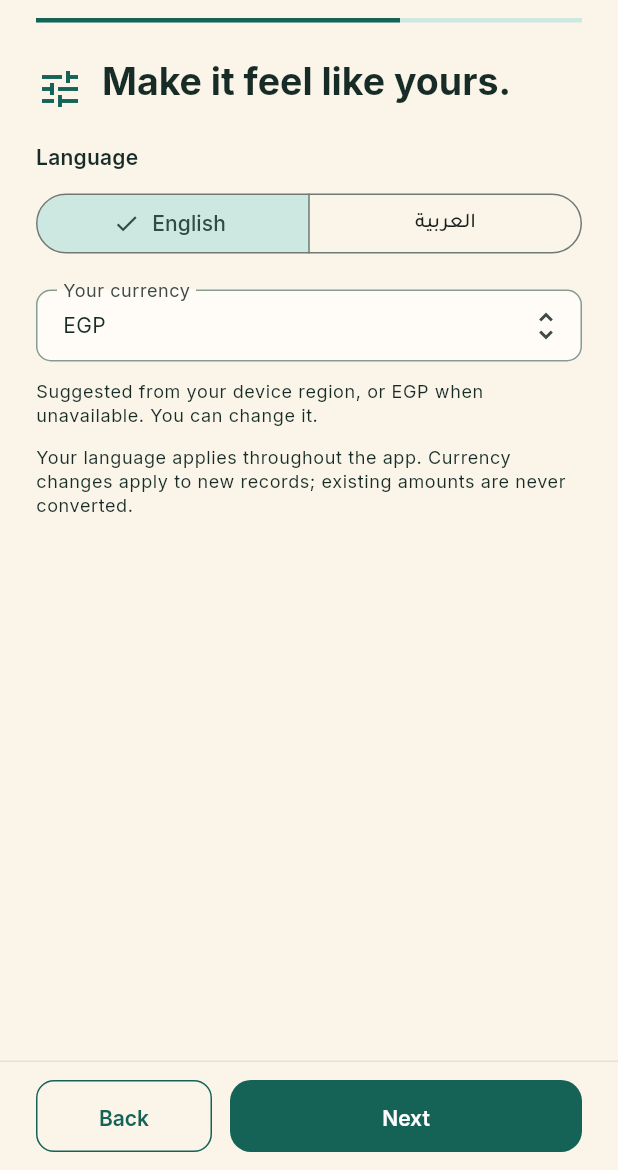
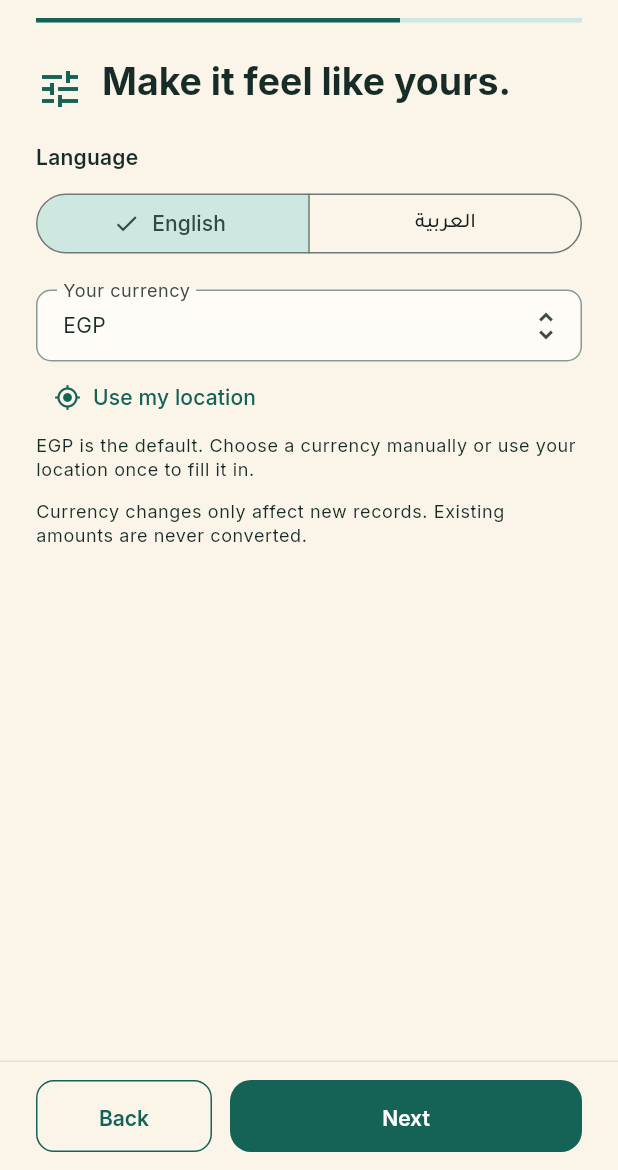
Before and after one commit to ebnramadan/ZakatApp, a Flutter app: the OnboardingScreen screen opened directly, after a tap on "Next", on a phone screen of 412 x 824 dp, the part 66-1236 px from its top. Run offline on Flutter 3.47's test engine with Material 3 defaults, Android fonts, the phone set to English and light mode, and no system bars; our stand-ins replace cached_network_image, cloud_firestore, firebase_auth, firebase_core, google_sign_in, hijri and 2 more; missing offline and left inert: dart:html, dart:js_util; accounts and stored records are empty.

Commit message:
Fix selected-month giving, explicit EGP/location defaults and startup updates

```diff
--- a/lib/core/localization/arabic.dart
+++ b/lib/core/localization/arabic.dart
@@ -846,5 +846,13 @@ const Map<String, String> arabic = {
   "Tests this device only. Enable reminders below for automatic notifications.":
       "ده اختبار للجهاز بس. فعّل التذكيرات تحت عشان الإشعارات التلقائية.",
   "Test notification requested. Check Notification Centre if no banner appears.":
-      "طلبنا عرض الإشعار التجريبي. لو مش ظاهر، بص في مركز الإشعارات."
+      "طلبنا عرض الإشعار التجريبي. لو مش ظاهر، بص في مركز الإشعارات.",
+  "Use my location": "استخدم موقعي",
+  "Finding your currency…": "بنحدّد العملة…",
+  "EGP is the default. Choose a currency manually or use your location once to fill it in.":
+      "العملة الافتراضية EGP. تقدر تغيّرها بنفسك، أو تستخدم موقعك مرة واحدة لتحديدها.",
+  "Location was not available. Your currency has not changed; you can choose it manually.":
+      "الموقع مش متاح. ما غيّرناش عملتك؛ تقدر تختارها بنفسك.",
+  "Currency changes only affect new records. Existing amounts are never converted.":
+      "تغيير العملة للسجلات الجديدة بس. المبالغ القديمة مش بتتحوّل."
 };
--- /dev/null
+++ b/lib/core/platform/location_stub.dart
@@ -0,0 +1,2 @@
+Future<({double latitude, double longitude})> requestLocation() async =>
+    throw UnsupportedError('Location is unavailable in this browser.');
--- a/lib/core/platform/push_platform_web.dart
+++ b/lib/core/platform/push_platform_web.dart
@@ -4,6 +4,7 @@ import 'dart:convert';
 import 'dart:html' as html;
 import 'dart:js_util' as js;
 import 'dart:typed_data';
+import 'push_subscription.dart';
 
 const _scope = '/push-scope/';
 String get pushSupport {
@@ -64,7 +65,7 @@ Future<Map<String, dynamic>?> currentPushSubscription() async {
   final sub = await js
       .promiseToFuture<Object?>(js.callMethod(manager, 'getSubscription', []));
   if (sub == null) return null;
-  return Map<String, dynamic>.from(
+  return normalizePushSubscription(
       js.dartify(js.callMethod(sub, 'toJSON', [])) as Map);
 }
 
@@ -97,7 +98,7 @@ Future<Map<String, dynamic>> subscribePush(String key) async {
     'applicationServerKey':
         Uint8List.fromList(base64Url.decode(base64Url.normalize(key))),
   });
-  return Map<String, dynamic>.from(
+  return normalizePushSubscription(
       js.dartify(js.callMethod(subscription, 'toJSON', [])) as Map);
 }
 
--- a/lib/core/providers/auth_provider.dart
+++ b/lib/core/providers/auth_provider.dart
@@ -4,7 +4,6 @@ import 'package:uuid/uuid.dart';
 import 'package:flutter/foundation.dart';
 import 'package:firebase_auth/firebase_auth.dart';
 import '../models/user_profile.dart';
-import '../platform/device_currency.dart';
 import '../services/push_service.dart';
 import '../services/auth_service.dart';
 import '../services/firestore_service.dart';
@@ -112,7 +111,7 @@ class AuthProvider extends ChangeNotifier {
         displayName: user.displayName ?? user.email?.split('@').first ?? 'User',
         email: user.email ?? '',
         language: _deviceLanguage,
-        currency: suggestedDeviceCurrency(),
+        currency: 'EGP',
         photoUrl: user.photoURL,
       );
       await _fs.saveProfile(profile);
@@ -219,7 +218,7 @@ class AuthProvider extends ChangeNotifier {
           await _auth.refreshUser();
           final fresh = UserProfile(
               uid: user.uid,
-              currency: suggestedDeviceCurrency(),
+              currency: 'EGP',
               displayName: user.displayName ?? user.email!.split('@').first,
               email: user.email!,
               photoUrl: user.photoURL);
--- /dev/null
+++ b/lib/core/services/location_currency.dart
@@ -0,0 +1,31 @@
+import 'dart:convert';
+import 'package:http/http.dart' as http;
+import '../platform/device_currency.dart';
+import '../platform/location_stub.dart'
+    if (dart.library.html) '../platform/location_web.dart' as platform;
+
+class LocationCurrency {
+  final Future<({double latitude, double longitude})> Function() locate;
+  final http.Client? client;
+  LocationCurrency(
+      {Future<({double latitude, double longitude})> Function()? locate,
+      this.client})
+      : locate = locate ?? platform.requestLocation;
+  Future<String> suggest() async {
+    // This is called only by the explicit button. Coordinates are never saved.
+    final point = await locate();
+    final uri =
+        Uri.https('api.bigdatacloud.net', '/data/reverse-geocode-client', {
+      'latitude': '${point.latitude}',
+      'longitude': '${point.longitude}',
+      'localityLanguage': 'en'
+    });
+    final response = await (client?.get(uri) ?? http.get(uri))
+        .timeout(const Duration(seconds: 8));
+    if (response.statusCode != 200) {
+      throw StateError('Country lookup unavailable.');
+    }
+    final body = jsonDecode(response.body) as Map<String, dynamic>;
+    return currencyForCountryCode(body['countryCode'] as String?);
+  }
+}
--- a/lib/ui/onboarding/onboarding_screen.dart
+++ b/lib/ui/onboarding/onboarding_screen.dart
@@ -4,6 +4,7 @@ import 'package:provider/provider.dart';
 import '../../core/providers/auth_provider.dart';
 import '../../core/constants.dart';
 import '../widgets/searchable_picker.dart';
+import '../widgets/location_currency_button.dart';
 
 class OnboardingScreen extends StatefulWidget {
   final bool review;
@@ -23,7 +24,7 @@ class _OnboardingScreenState extends State<OnboardingScreen> {
     super.initState();
     final p = context.read<AuthProvider>().profile!;
     monthlyKind = p.monthlyDefaultKind;
-    currency = p.currency;
+    currency = p.onboardingCompleted ? p.currency : 'EGP';
     language = p.language;
   }
 
@@ -166,15 +167,16 @@ class _OnboardingScreenState extends State<OnboardingScreen> {
                             value: currency,
                             options: currencyOptions,
                             onChanged: (v) => setState(() => currency = v)),
-                        const SizedBox(height: 12),
+                        LocationCurrencyButton(
+                            onSelected: (v) => setState(() => currency = v)),
                         Text(
                             l(context,
-                                'Suggested from your device region, or EGP when unavailable. You can change it.'),
+                                'EGP is the default. Choose a currency manually or use your location once to fill it in.'),
                             style: Theme.of(context).textTheme.bodySmall),
                         const SizedBox(height: 12),
                         Text(
                             l(context,
-                                'Your language applies throughout the app. Currency changes apply to new records; existing amounts are never converted.'),
+                                'Currency changes only affect new records. Existing amounts are never converted.'),
                             style: Theme.of(context).textTheme.bodySmall),
                       ],
                       if (step == 2) ...[
--- a/lib/ui/shared/warm_loading_screen.dart
+++ b/lib/ui/shared/warm_loading_screen.dart
@@ -2,6 +2,7 @@ import 'dart:math' as math;
 import 'package:flutter/material.dart';
 import '../../core/localization/strings.dart';
 import 'giving_artwork.dart';
+import '../../core/constants.dart';
 
 class WarmLoadingScreen extends StatefulWidget {
   const WarmLoadingScreen({super.key});
@@ -44,6 +45,8 @@ class _WarmLoadingScreenState extends State<WarmLoadingScreen>
                         offset: Offset(
                             0, math.sin(_motion.value * math.pi * 2) * 3),
                         child: GivingArtwork(
+                            accentColor: kPrimaryGreen,
+                            outlineColor: kPrimaryGreen,
                             progress: .75 +
                                 math.sin(_motion.value * math.pi * 2) * .25))),
                 const SizedBox(height: 18),
@@ -52,7 +55,7 @@ class _WarmLoadingScreenState extends State<WarmLoadingScreen>
                     style: const TextStyle(
                         fontSize: 16,
                         fontWeight: FontWeight.w600,
-                        color: givingBurgundy)),
+                        color: kPrimaryGreen)),
                 const SizedBox(height: 8),
                 Text(l(context, 'Preparing your space for giving'),
                     style: const TextStyle(fontSize: 12, color: givingBrown)),
--- /dev/null
+++ b/lib/ui/widgets/location_currency_button.dart
@@ -0,0 +1,41 @@
+import 'package:flutter/material.dart';
+import '../../core/localization/strings.dart';
+import '../../core/services/location_currency.dart';
+
+class LocationCurrencyButton extends StatefulWidget {
+  final ValueChanged<String> onSelected;
+  final LocationCurrency? service;
+  const LocationCurrencyButton(
+      {super.key, required this.onSelected, this.service});
+  @override
+  State<LocationCurrencyButton> createState() => _LocationCurrencyButtonState();
+}
+
+class _LocationCurrencyButtonState extends State<LocationCurrencyButton> {
+  bool busy = false;
+  @override
+  Widget build(BuildContext context) => Align(
+      alignment: AlignmentDirectional.centerStart,
+      child: TextButton.icon(
+          icon: Icon(busy ? Icons.hourglass_empty : Icons.my_location),
+          label: Text(
+              l(context, busy ? 'Finding your currency…' : 'Use my location')),
+          onPressed: busy
+              ? null
+              : () async {
+                  setState(() => busy = true);
+                  try {
+                    final currency =
+                        await (widget.service ?? LocationCurrency()).suggest();
+                    if (mounted) widget.onSelected(currency);
+                  } catch (_) {
+                    if (context.mounted) {
+                      ScaffoldMessenger.of(context).showSnackBar(SnackBar(
+                          content: Text(l(context,
+                              'Location was not available. Your currency has not changed; you can choose it manually.'))));
+                    }
+                  } finally {
+                    if (mounted) setState(() => busy = false);
+                  }
+                }));
+}
```
Also changed, not shown: lib/core/platform/device_currency.dart (+3 -135 lines), lib/core/platform/location_web.dart (added, +15 -0 lines), lib/core/platform/push_subscription.dart (added, +13 -0 lines), lib/ui/auth/profile_screen.dart (+11 -0 lines), lib/ui/monthly/monthly_screen.dart (+7 -3 lines), lib/ui/shared/giving_artwork.dart (+16 -7 lines), assets/translations/ar.json, 5 other files.
